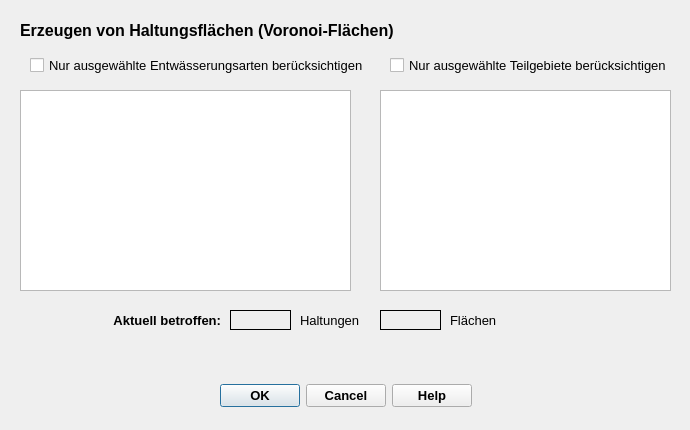
The window that qkan/surfaceTools/res/voronoiTool.ui (hoettges/QKan) describes before a commit, drawn with Qt 5.
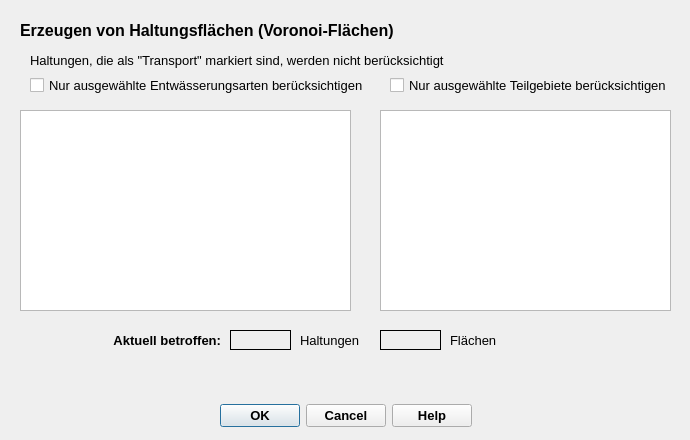
The same window after the commit.

The edit to the form file:
```diff
--- a/qkan/surfaceTools/res/voronoiTool.ui
+++ b/qkan/surfaceTools/res/voronoiTool.ui
@@ -7,13 +7,13 @@
     <x>0</x>
     <y>0</y>
     <width>690</width>
-    <height>430</height>
+    <height>440</height>
    </rect>
   </property>
   <property name="minimumSize">
    <size>
     <width>690</width>
-    <height>430</height>
+    <height>440</height>
    </size>
   </property>
   <property name="windowTitle">
@@ -23,7 +23,7 @@
    <property name="geometry">
     <rect>
      <x>20</x>
-     <y>380</y>
+     <y>400</y>
      <width>651</width>
      <height>32</height>
     </rect>
@@ -80,7 +80,7 @@
    <property name="geometry">
     <rect>
      <x>230</x>
-     <y>310</y>
+     <y>330</y>
      <width>61</width>
      <height>20</height>
     </rect>
@@ -113,7 +113,7 @@
    <property name="geometry">
     <rect>
      <x>20</x>
-     <y>90</y>
+     <y>110</y>
      <width>331</width>
      <height>201</height>
     </rect>
@@ -140,7 +140,7 @@
    <property name="geometry">
     <rect>
      <x>300</x>
-     <y>310</y>
+     <y>330</y>
      <width>81</width>
      <height>20</height>
     </rect>
@@ -170,7 +170,7 @@
    <property name="geometry">
     <rect>
      <x>30</x>
-     <y>50</y>
+     <y>70</y>
      <width>370</width>
      <height>31</height>
     </rect>
@@ -197,7 +197,7 @@
    <property name="geometry">
     <rect>
      <x>50</x>
-     <y>310</y>
+     <y>330</y>
      <width>171</width>
      <height>20</height>
     </rect>
@@ -227,7 +227,7 @@
    <property name="geometry">
     <rect>
      <x>380</x>
-     <y>310</y>
+     <y>330</y>
      <width>61</width>
      <height>20</height>
     </rect>
@@ -260,7 +260,7 @@
    <property name="geometry">
     <rect>
      <x>450</x>
-     <y>310</y>
+     <y>330</y>
      <width>81</width>
      <height>20</height>
     </rect>
@@ -290,7 +290,7 @@
    <property name="geometry">
     <rect>
      <x>100</x>
-     <y>350</y>
+     <y>370</y>
      <width>561</width>
      <height>21</height>
     </rect>
@@ -326,7 +326,7 @@
    <property name="geometry">
     <rect>
      <x>390</x>
-     <y>50</y>
+     <y>70</y>
      <width>301</width>
      <height>31</height>
     </rect>
@@ -353,7 +353,7 @@
    <property name="geometry">
     <rect>
      <x>380</x>
-     <y>90</y>
+     <y>110</y>
      <width>291</width>
      <height>201</height>
     </rect>
@@ -376,6 +376,36 @@
     <enum>QAbstractItemView::ExtendedSelection</enum>
    </property>
   </widget>
+  <widget class="QLabel" name="label_5">
+   <property name="geometry">
+    <rect>
+     <x>30</x>
+     <y>50</y>
+     <width>541</width>
+     <height>20</height>
+    </rect>
+   </property>
+   <property name="font">
+    <font>
+     <family>Tahoma</family>
+     <pointsize>10</pointsize>
+     <weight>50</weight>
+     <bold>false</bold>
+    </font>
+   </property>
+   <property name="toolTip">
+    <string extracomment="Anzahl der abhängig von den Filteroptionen zu berücksichtigenden ganzen Flächen"/>
+   </property>
+   <property name="statusTip">
+    <string extracomment="Anzahl der abhängig von den Filteroptionen zu berücksichtigenden ganzen Flächen"/>
+   </property>
+   <property name="text">
+    <string>Haltungen, die als &quot;Transport&quot; markiert sind, werden nicht berücksichtigt</string>
+   </property>
+   <property name="alignment">
+    <set>Qt::AlignLeading|Qt::AlignLeft|Qt::AlignVCenter</set>
+   </property>
+  </widget>
  </widget>
  <resources/>
  <connections>
```
